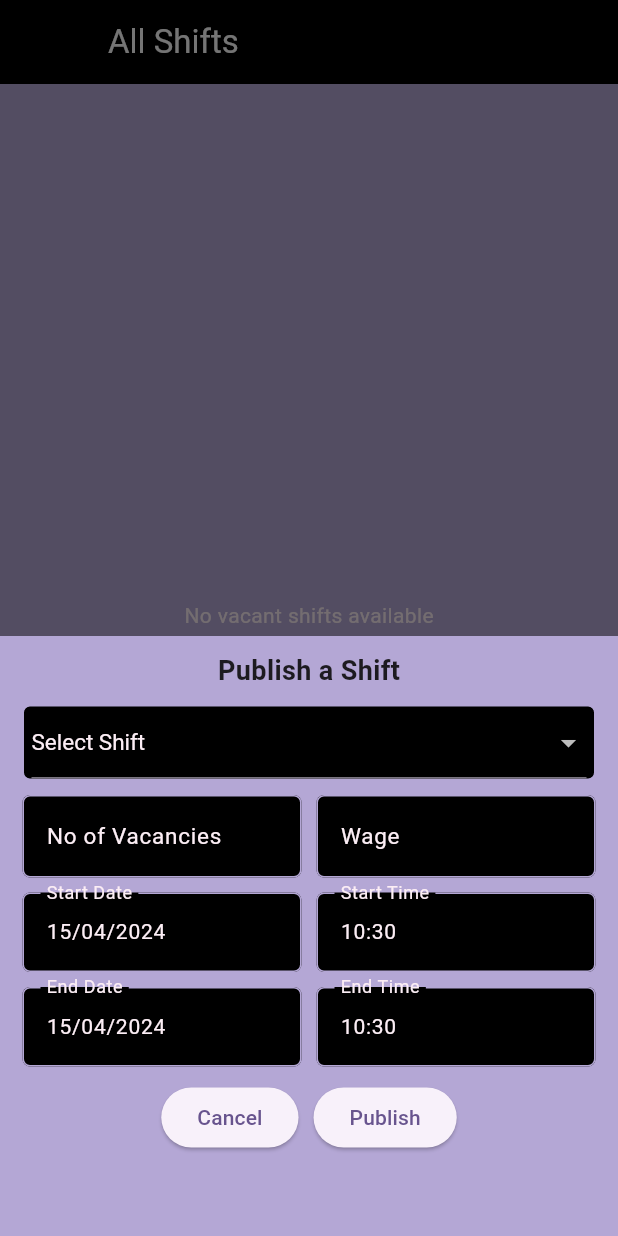
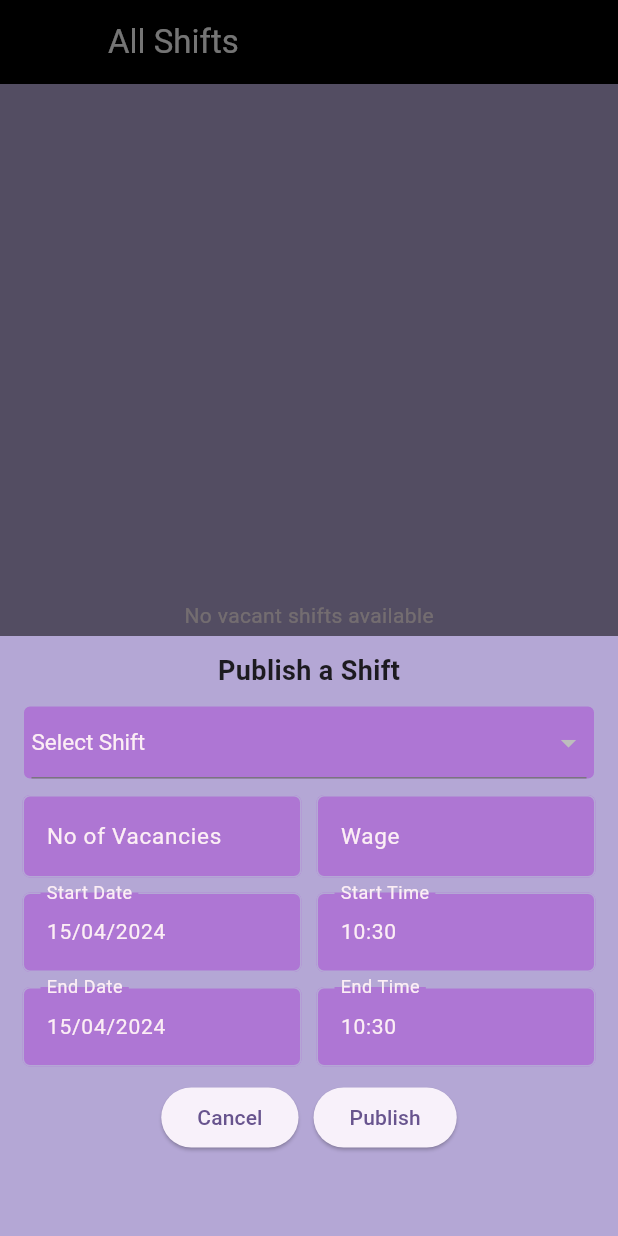
Before and after one commit to amilarangana/nationjobconnectadmin, a Flutter app: the screen it shows after launch, after a tap on the "add" icon, on a phone screen of 412 x 824 dp. Run offline on Flutter 3.47's test engine with Material 3 defaults, Android fonts, the phone set to English and light mode, and no system bars; drawn by our look-alikes of salomon_bottom_bar; our stand-ins replace cloud_firestore, device_info_plus, firebase_core; missing offline and left inert: dart:ffi; accounts and stored records are empty.

Commit message:
Got pull from sprint 2

```diff
--- a/lib/resources/colors.dart
+++ b/lib/resources/colors.dart
@@ -1,7 +1,7 @@
 class ResColors {
   static const colorPrimary = 0xffb4a7d5;
 
-  static const colorPrimaryDarker = 0xffea86b6;
+  static const colorPrimaryDarker = 0xffae76d4;
   static const colorPrimaryDark = 0xff000000;
 
   //font colors
--- a/lib/resources/utils.dart
+++ b/lib/resources/utils.dart
@@ -25,7 +25,7 @@ class Utils {
 
   static BoxDecoration getTextViewDecoration() {
     return BoxDecoration(
-      color: const Color(ResColors.colorPrimaryDark),
+      color: const Color(ResColors.colorPrimaryDarker),
       borderRadius:
           const BorderRadius.all(Radius.circular(ResDimensions.corner_radius)),
       border: Border.all(
@@ -63,7 +63,7 @@ class Utils {
 
   static BoxDecoration getContainerDecoration() {
     return BoxDecoration(
-        color: const Color(ResColors.colorPrimaryDark),
+        color: const Color(ResColors.colorPrimaryDarker),
         borderRadius: const BorderRadius.all(Radius.circular(5)),
         // border: Border.all(width: 1.5, color: Colors.white.withOpacity(1)),
         boxShadow: [
@@ -80,7 +80,7 @@ class Utils {
       String labalText, String? errorText) {
     return InputDecoration(
         filled: true,
-        fillColor: const Color(ResColors.colorPrimaryDark),
+        fillColor: Color.fromARGB(255, 174, 118, 211),
         enabledBorder: const OutlineInputBorder(
             borderRadius: BorderRadius.all(Radius.circular(5)),
             borderSide: BorderSide(color: Color(ResColors.colorPrimary))),
--- a/lib/vacant_shifts/screens/vacant_shifts_screen.dart
+++ b/lib/vacant_shifts/screens/vacant_shifts_screen.dart
@@ -80,7 +80,7 @@ class _VacantShiftScreenState extends BaseState<VacantShiftScreen>
                       style:
                           TextStyle(fontSize: 18, fontWeight: FontWeight.bold),
                     ),
-                    SizedBox(
+                    const SizedBox(
                       height: 10,
                     ),
                     FutureBuilder(
@@ -220,7 +220,7 @@ class _VacantShiftScreenState extends BaseState<VacantShiftScreen>
                           child: const Text('Cancel'),
                           onPressed: () => Navigator.pop(context),
                         ),
-                        SizedBox(
+                        const SizedBox(
                           width: 10,
                         ),
                         ElevatedButton(
--- a/lib/widgets/common/pick_a_date.dart
+++ b/lib/widgets/common/pick_a_date.dart
@@ -63,7 +63,7 @@ class _PickADateState extends State<PickADate> {
             color: Color(ResColors.colorFontSplash), fontSize: 14),
         decoration: InputDecoration(
             filled: true,
-            fillColor: const Color(ResColors.colorPrimaryDark),
+            fillColor: const Color(ResColors.colorPrimaryDarker),
             enabledBorder: const OutlineInputBorder(
                 borderRadius: BorderRadius.all(Radius.circular(5)),
                 borderSide: BorderSide(color: Color(ResColors.colorPrimary))),
--- a/lib/widgets/common/pick_a_time.dart
+++ b/lib/widgets/common/pick_a_time.dart
@@ -58,7 +58,7 @@ class _PickATimeState extends State<PickATime> {
         style: const TextStyle(color: Color(ResColors.colorFontSplash), fontSize: 14),
         decoration: InputDecoration(
             filled: true,
-            fillColor: const Color(ResColors.colorPrimaryDark),
+            fillColor: const Color(ResColors.colorPrimaryDarker),
             enabledBorder: const OutlineInputBorder(
                 borderRadius: BorderRadius.all(Radius.circular(5)),
                 borderSide: BorderSide(color: Color(ResColors.colorPrimary))),
```
